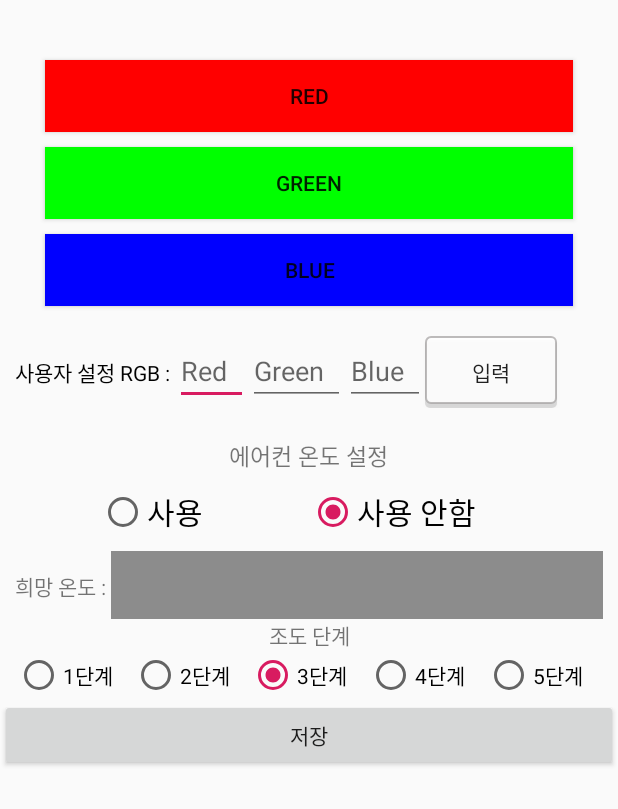
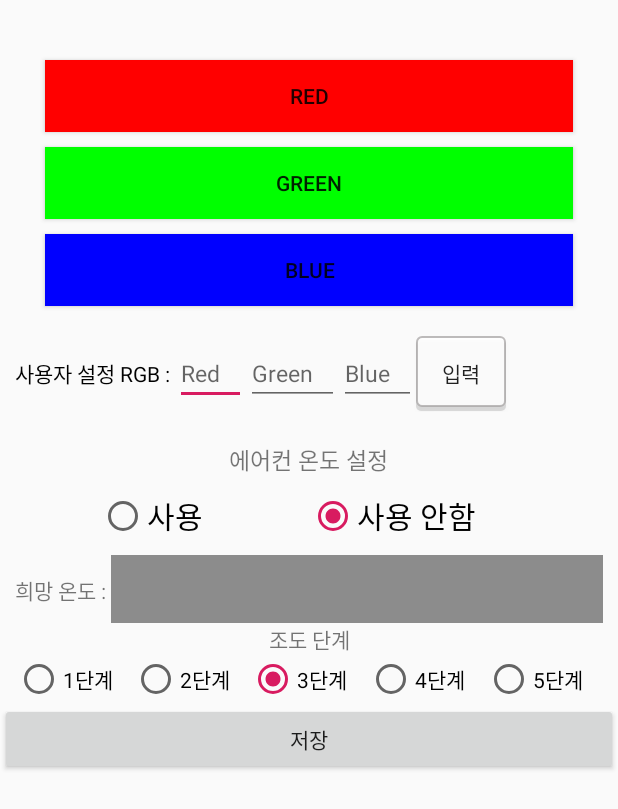
Before and after one commit to kyu9341/UleungCare, an Android app: the SettingActivity screen opened directly, with no data from a screen before it, on a phone screen of 412 x 824 dp. Shown: the top 809 px of the screen. Run offline under Robolectric (Android 15) with nearby library versions, the phone set to English and light mode, and no system bars; our stand-ins replace Volley.

```diff
--- a/android/UleungCare/app/src/main/res/layout/activity_setting.xml
+++ b/android/UleungCare/app/src/main/res/layout/activity_setting.xml
@@ -65,6 +65,7 @@
             android:hint="Red"
             android:id="@+id/redValue"
             android:layout_weight="1"
+            android:textSize="15dp"
             />
         <EditText
             android:layout_width="wrap_content"
@@ -72,6 +73,7 @@
             android:hint="Green"
             android:id="@+id/greenValue"
             android:layout_weight="1"
+            android:textSize="15dp"
 
             />
         <EditText
@@ -80,24 +82,25 @@
             android:hint="Blue"
             android:id="@+id/blueValue"
             android:layout_weight="1"
+            android:textSize="15dp"
 
             />
 
         <Button
             android:id="@+id/colorInsert"
-            android:layout_width="wrap_content"
-            android:layout_height="wrap_content"
+            android:layout_width="60dp"
+            android:layout_height="50dp"
             android:text="입력"
             android:background="@drawable/button"
 
             />
         <TextView
-            android:layout_width="wrap_content"
-            android:layout_height="wrap_content"
-            android:text="      "
+            android:layout_width="40dp"
+            android:layout_height="40dp"
+            android:text=""
             android:id="@+id/colorView"
             android:layout_weight="1"
-
+            android:layout_margin="5dp"
             />
 
     </LinearLayout>
```
